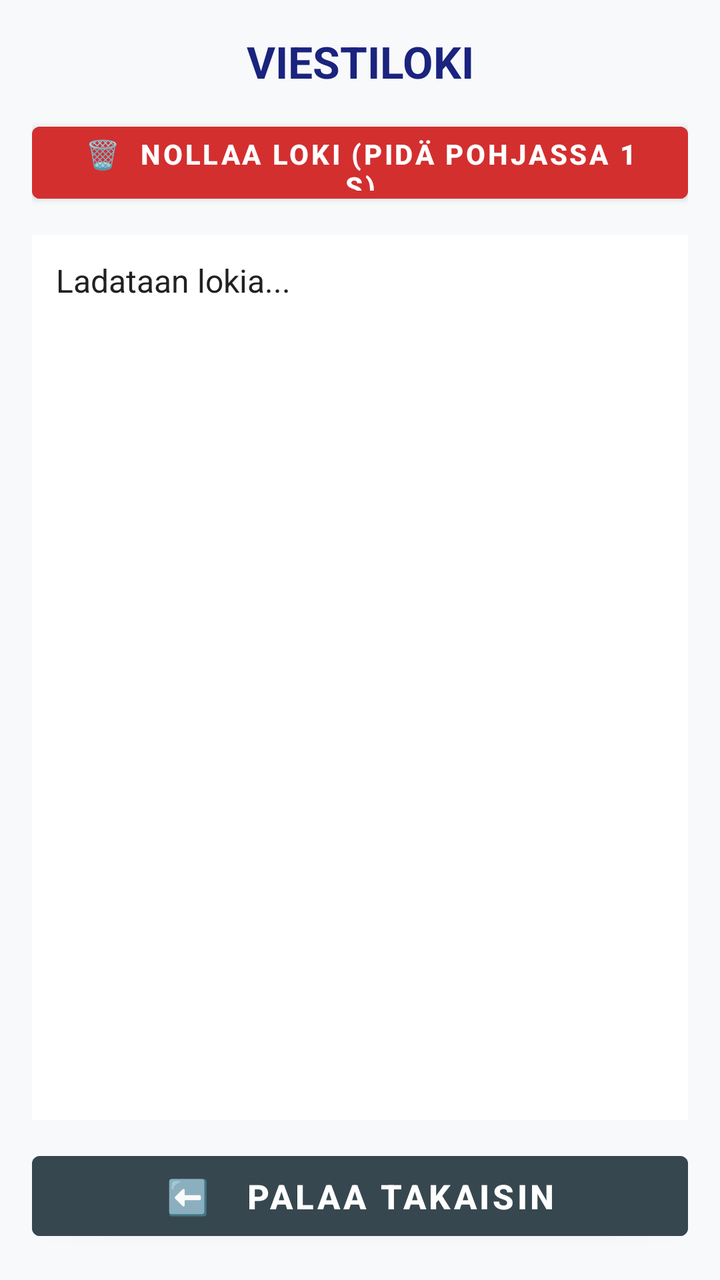
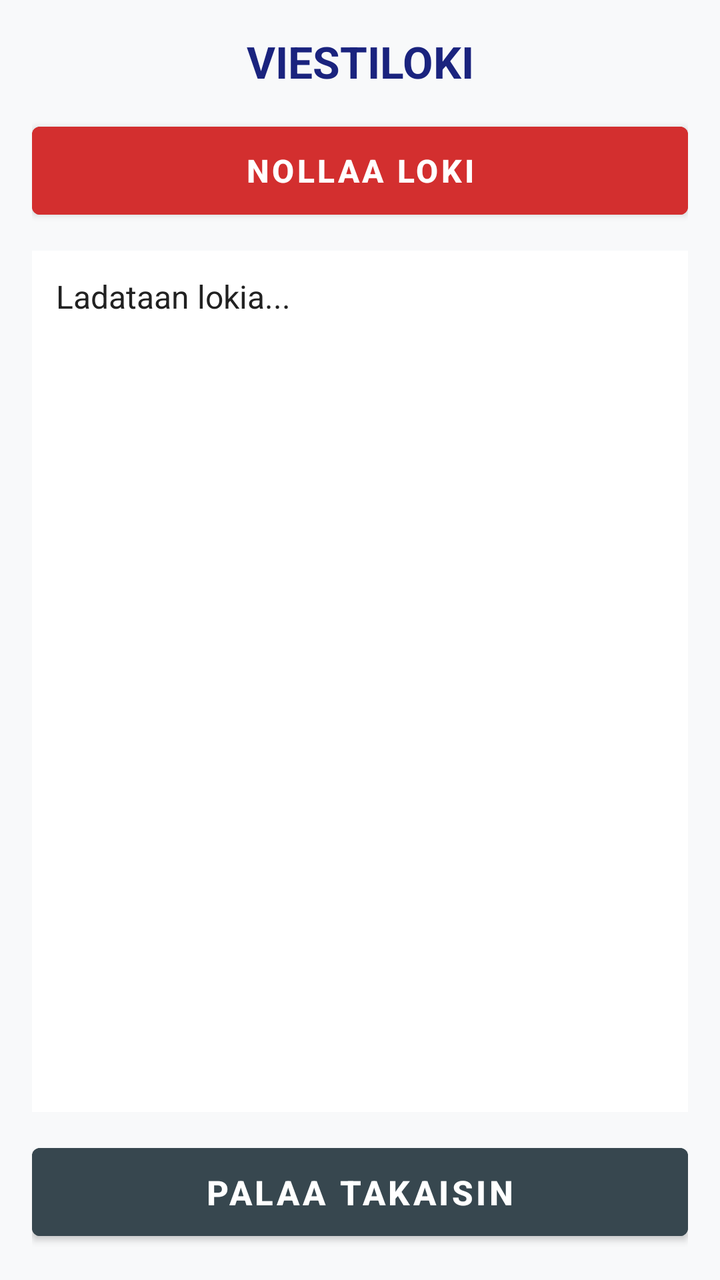

An Android layout rendered at two revisions. The XML below is the earlier revision; the diff shows what the commit changed to produce the second picture.
<!-- AndroidManifest.xml: application theme Theme.ViestiIlmoitin -->
<!-- res/layout/activity_loki.xml -->
<?xml version="1.0" encoding="utf-8"?>
<LinearLayout xmlns:android="http://schemas.android.com/apk/res/android"
    android:layout_width="match_parent"
    android:layout_height="match_parent"
    android:orientation="vertical"
    android:padding="16dp"
    android:background="#F8F9FA">

    <TextView
        android:layout_width="match_parent"
        android:layout_height="wrap_content"
        android:text="VIESTILOKI"
        android:textSize="22sp"
        android:textStyle="bold"
        android:gravity="center"
        android:textColor="#1A237E"
        android:layout_marginBottom="12dp" />

    
    <Button
        android:id="@+id/btnResetLog"
        android:layout_width="match_parent"
        android:layout_height="48dp"
        android:text="🗑️  NOLLAA LOKI (Pidä pohjassa 1 s)"
        android:textSize="14sp"
        android:textStyle="bold"
        android:backgroundTint="#D32F2F"
        android:textColor="#FFFFFF"
        android:layout_marginBottom="12dp" />

    
    <ScrollView
        android:layout_width="match_parent"
        android:layout_height="0dp"
        android:layout_weight="1"
        android:background="#FFFFFF"
        android:padding="12dp"
        android:layout_marginBottom="12dp">

        <TextView
            android:id="@+id/tvLogContent"
            android:layout_width="match_parent"
            android:layout_height="wrap_content"
            android:textSize="16sp"
            android:lineSpacingExtra="4dp"
            android:textColor="#212121"
            android:text="Ladataan lokia..." />
    </ScrollView>

    
    <Button
        android:id="@+id/btnBack"
        android:layout_width="match_parent"
        android:layout_height="52dp"
        android:text="⬅️   PALAA TAKAISIN"
        android:textSize="17sp"
        android:textStyle="bold"
        android:backgroundTint="#37474F"
        android:textColor="#FFFFFF" />

</LinearLayout>
<!-- resources referenced by this layout -->
<resources>
  <style name="Theme.ViestiIlmoitin" parent="Theme.MaterialComponents.Light.NoActionBar">
          <item name="colorPrimary">#1E88E5</item>
          <item name="colorPrimaryVariant">#1565C0</item>
          <item name="colorOnPrimary">#FFFFFF</item>
      </style>
</resources>

<!-- the commit's change to res/layout/activity_loki.xml (unified diff, before → after) -->
@@ -20,9 +20,12 @@
     <Button
         android:id="@+id/btnResetLog"
         android:layout_width="match_parent"
-        android:layout_height="48dp"
-        android:text="🗑️  NOLLAA LOKI (Pidä pohjassa 1 s)"
-        android:textSize="14sp"
+        android:layout_height="wrap_content"
+        android:minHeight="56dp"
+        android:paddingTop="6dp"
+        android:paddingBottom="6dp"
+        android:text="NOLLAA LOKI"
+        android:textSize="16sp"
         android:textStyle="bold"
         android:backgroundTint="#D32F2F"
         android:textColor="#FFFFFF"
@@ -51,8 +54,11 @@
     <Button
         android:id="@+id/btnBack"
         android:layout_width="match_parent"
-        android:layout_height="52dp"
-        android:text="⬅️   PALAA TAKAISIN"
+        android:layout_height="wrap_content"
+        android:minHeight="56dp"
+        android:paddingTop="6dp"
+        android:paddingBottom="6dp"
+        android:text="PALAA TAKAISIN"
         android:textSize="17sp"
         android:textStyle="bold"
         android:backgroundTint="#37474F"
